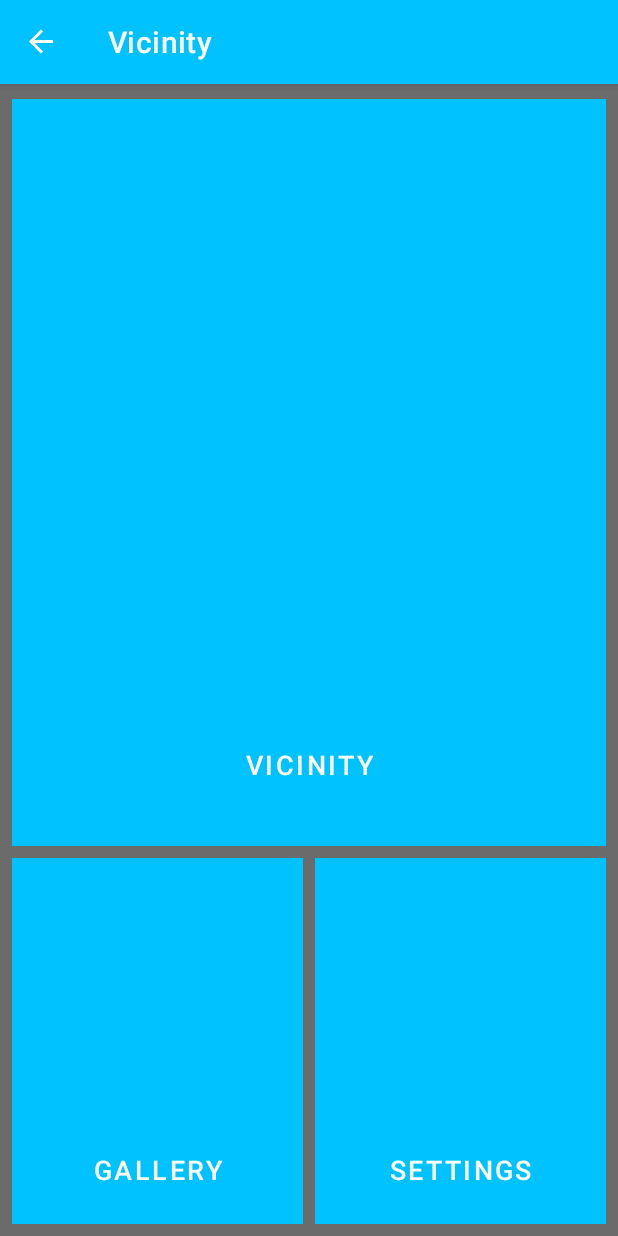
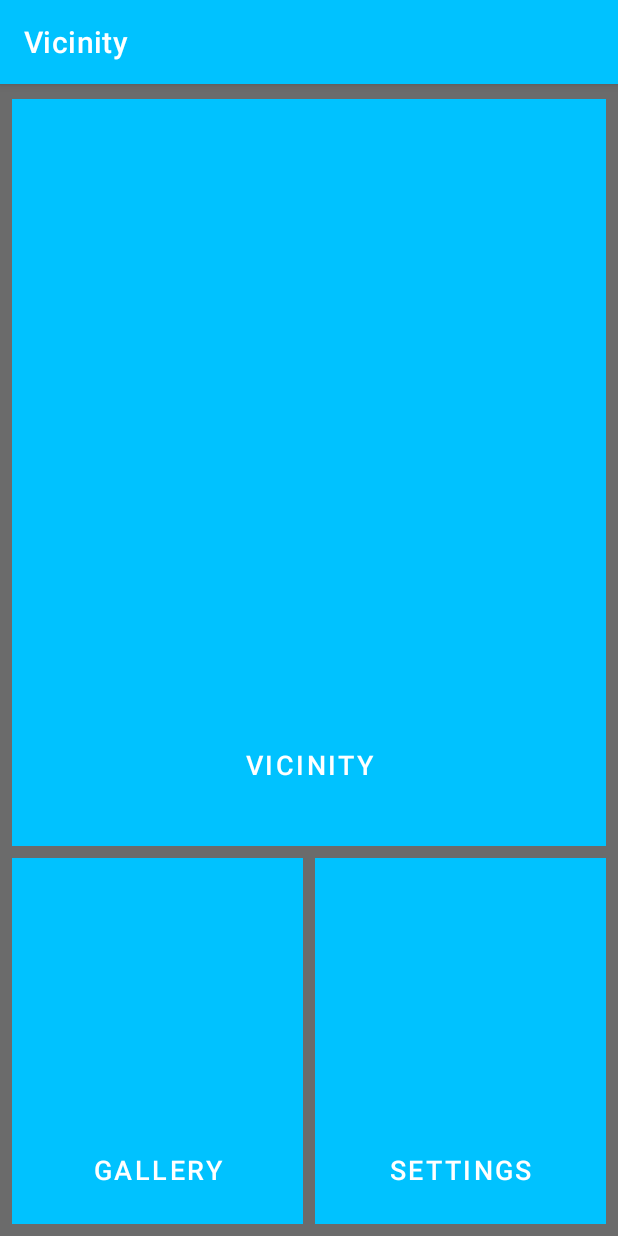
Before and after one commit to qriwty/vicinity, an Android app: the screen it shows after launch (MainActivity), on a phone screen of 412 x 824 dp. Run offline under Robolectric (Android 15) with nearby library versions, the phone set to English and light mode, and no system bars; our stand-ins replace navigation-ui.

Commit message:
Updated Camera

```diff
--- a/app/src/main/java/com/lada/vicinity/MainActivity.kt
+++ b/app/src/main/java/com/lada/vicinity/MainActivity.kt
@@ -22,7 +22,10 @@ class MainActivity : AppCompatActivity() {
         setSupportActionBar(binding.toolbar)
 
         val navController = findNavController(R.id.nav_host_fragment_content_main)
-        appBarConfiguration = AppBarConfiguration(navController.graph)
+//        appBarConfiguration = AppBarConfiguration(navController.graph)
+        appBarConfiguration = AppBarConfiguration(
+            setOf(R.id.MenuFragment)
+        )
         setupActionBarWithNavController(navController, appBarConfiguration)
 
     }
--- a/app/src/main/res/layout/item_view.xml
+++ b/app/src/main/res/layout/item_view.xml
@@ -19,7 +19,6 @@
             android:id="@+id/item_image"
             android:layout_width="fill_parent"
             android:layout_height="fill_parent"
-            android:background="@color/black"
             android:clickable="false"
             android:scaleType="centerCrop"
             android:src="@mipmap/ic_launcher"
```
Also changed, not shown: app/src/main/java/com/lada/vicinity/PhotoActivity.kt (+9 -16 lines).
